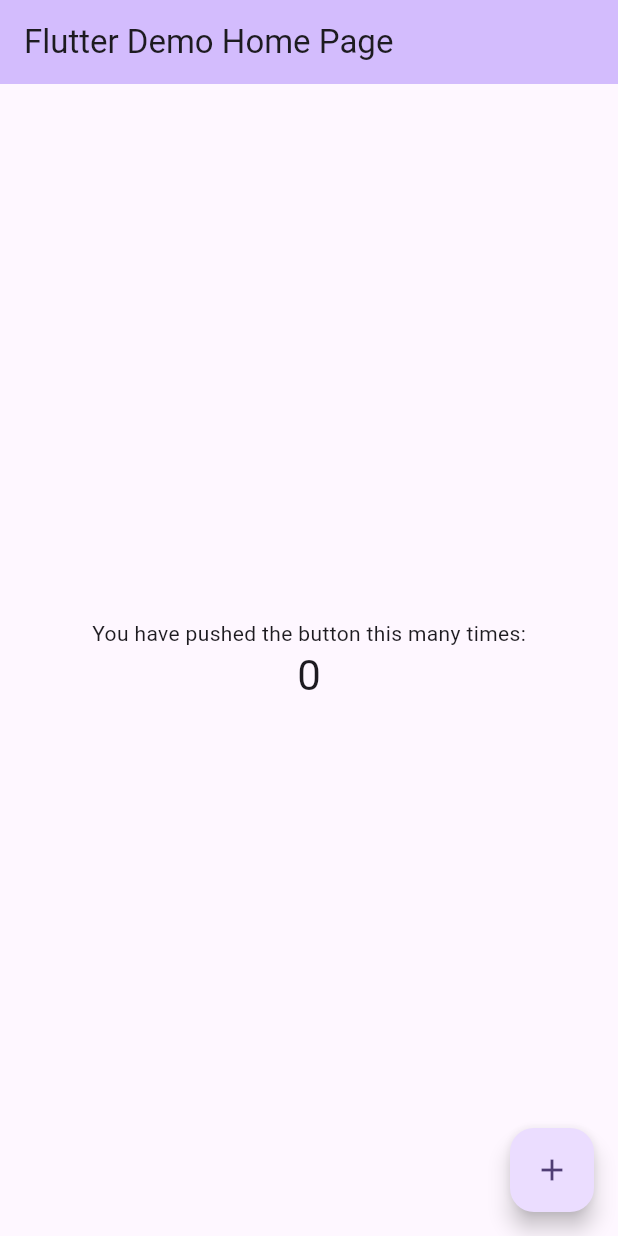
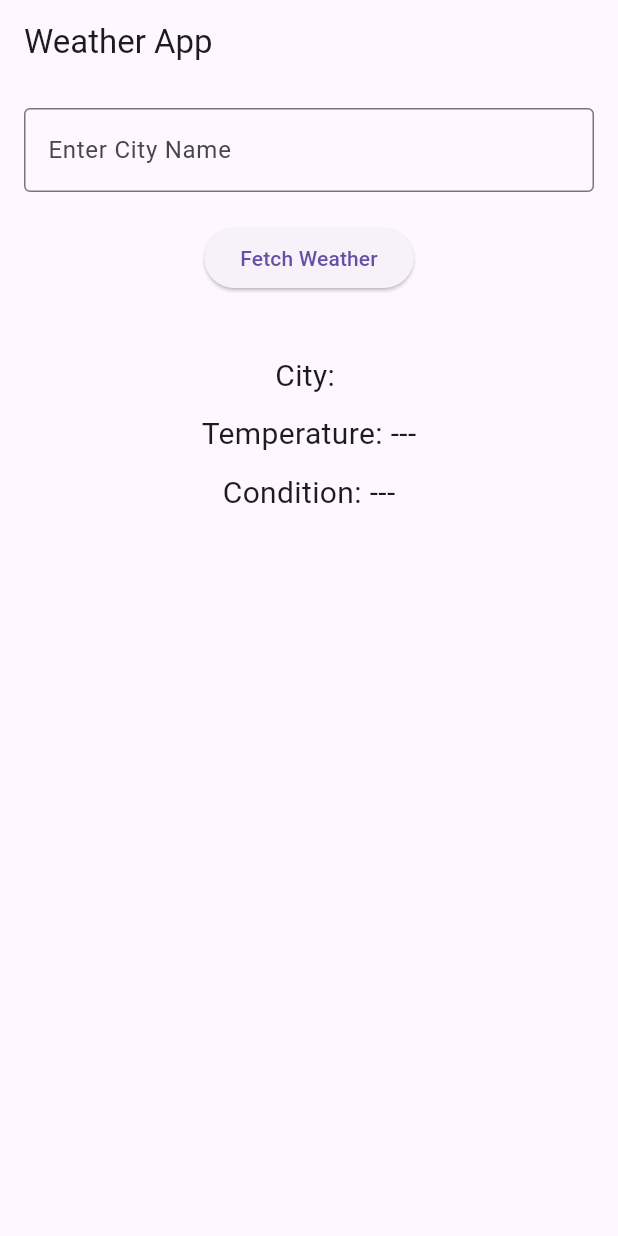
Before and after one commit to Samiz244/weather_app, a Flutter app: the screen it shows after launch, on a phone screen of 412 x 824 dp. Run offline on Flutter 3.47's test engine with Material 3 defaults, Android fonts, the phone set to English and light mode, and no system bars.

Commit message:
added basic up input field  and button

```diff
--- a/lib/main.dart
+++ b/lib/main.dart
@@ -1,125 +1,83 @@
 import 'package:flutter/material.dart';
 
 void main() {
-  runApp(const MyApp());
+  runApp(WeatherApp());
 }
 
-class MyApp extends StatelessWidget {
-  const MyApp({super.key});
-
-  // This widget is the root of your application.
+class WeatherApp extends StatelessWidget {
   @override
   Widget build(BuildContext context) {
     return MaterialApp(
-      title: 'Flutter Demo',
+      title: 'Weather App',
       theme: ThemeData(
-        // This is the theme of your application.
-        //
-        // TRY THIS: Try running your application with "flutter run". You'll see
-        // the application has a purple toolbar. Then, without quitting the app,
-        // try changing the seedColor in the colorScheme below to Colors.green
-        // and then invoke "hot reload" (save your changes or press the "hot
-        // reload" button in a Flutter-supported IDE, or press "r" if you used
-        // the command line to start the app).
-        //
-        // Notice that the counter didn't reset back to zero; the application
-        // state is not lost during the reload. To reset the state, use hot
-        // restart instead.
-        //
-        // This works for code too, not just values: Most code changes can be
-        // tested with just a hot reload.
-        colorScheme: ColorScheme.fromSeed(seedColor: Colors.deepPurple),
-        useMaterial3: true,
+        primarySwatch: Colors.blue,
       ),
-      home: const MyHomePage(title: 'Flutter Demo Home Page'),
+      home: WeatherHomePage(),
     );
   }
 }
 
-class MyHomePage extends StatefulWidget {
-  const MyHomePage({super.key, required this.title});
-
-  // This widget is the home page of your application. It is stateful, meaning
-  // that it has a State object (defined below) that contains fields that affect
-  // how it looks.
-
-  // This class is the configuration for the state. It holds the values (in this
-  // case the title) provided by the parent (in this case the App widget) and
-  // used by the build method of the State. Fields in a Widget subclass are
-  // always marked "final".
-
-  final String title;
-
+class WeatherHomePage extends StatefulWidget {
   @override
-  State<MyHomePage> createState() => _MyHomePageState();
+  _WeatherHomePageState createState() => _WeatherHomePageState();
 }
 
-class _MyHomePageState extends State<MyHomePage> {
-  int _counter = 0;
+class _WeatherHomePageState extends State<WeatherHomePage> {
+  final TextEditingController _cityController = TextEditingController();
+  String _cityName = '';
+  String _temperature = '---';
+  String _weatherCondition = '---';
 
-  void _incrementCounter() {
+  void _fetchWeather() {
+    // This is where you would typically make a call to a weather API.
+    // For now, it's a placeholder function that mimics fetching weather data.
     setState(() {
-      // This call to setState tells the Flutter framework that something has
-      // changed in this State, which causes it to rerun the build method below
-      // so that the display can reflect the updated values. If we changed
-      // _counter without calling setState(), then the build method would not be
-      // called again, and so nothing would appear to happen.
-      _counter++;
+      _cityName = _cityController.text;
+      _temperature = '25°C'; // Placeholder temperature
+      _weatherCondition = 'Sunny'; // Placeholder condition
     });
   }
 
   @override
   Widget build(BuildContext context) {
-    // This method is rerun every time setState is called, for instance as done
-    // by the _incrementCounter method above.
-    //
-    // The Flutter framework has been optimized to make rerunning build methods
-    // fast, so that you can just rebuild anything that needs updating rather
-    // than having to individually change instances of widgets.
     return Scaffold(
       appBar: AppBar(
-        // TRY THIS: Try changing the color here to a specific color (to
-        // Colors.amber, perhaps?) and trigger a hot reload to see the AppBar
-        // change color while the other colors stay the same.
-        backgroundColor: Theme.of(context).colorScheme.inversePrimary,
-        // Here we take the value from the MyHomePage object that was created by
-        // the App.build method, and use it to set our appbar title.
-        title: Text(widget.title),
+        title: Text('Weather App'),
       ),
-      body: Center(
-        // Center is a layout widget. It takes a single child and positions it
-        // in the middle of the parent.
+      body: Padding(
+        padding: const EdgeInsets.all(16.0),
         child: Column(
-          // Column is also a layout widget. It takes a list of children and
-          // arranges them vertically. By default, it sizes itself to fit its
-          // children horizontally, and tries to be as tall as its parent.
-          //
-          // Column has various properties to control how it sizes itself and
-          // how it positions its children. Here we use mainAxisAlignment to
-          // center the children vertically; the main axis here is the vertical
-          // axis because Columns are vertical (the cross axis would be
-          // horizontal).
-          //
-          // TRY THIS: Invoke "debug painting" (choose the "Toggle Debug Paint"
-          // action in the IDE, or press "p" in the console), to see the
-          // wireframe for each widget.
-          mainAxisAlignment: MainAxisAlignment.center,
-          children: <Widget>[
-            const Text(
-              'You have pushed the button this many times:',
+          children: [
+            TextField(
+              controller: _cityController,
+              decoration: InputDecoration(
+                labelText: 'Enter City Name',
+                border: OutlineInputBorder(),
+              ),
             ),
+            SizedBox(height: 20),
+            ElevatedButton(
+              onPressed: _fetchWeather,
+              child: Text('Fetch Weather'),
+            ),
+            SizedBox(height: 40),
             Text(
-              '$_counter',
-              style: Theme.of(context).textTheme.headlineMedium,
+              'City: $_cityName',
+              style: TextStyle(fontSize: 20),
+            ),
+            SizedBox(height: 10),
+            Text(
+              'Temperature: $_temperature',
+              style: TextStyle(fontSize: 20),
+            ),
+            SizedBox(height: 10),
+            Text(
+              'Condition: $_weatherCondition',
+              style: TextStyle(fontSize: 20),
             ),
           ],
         ),
       ),
-      floatingActionButton: FloatingActionButton(
-        onPressed: _incrementCounter,
-        tooltip: 'Increment',
-        child: const Icon(Icons.add),
-      ), // This trailing comma makes auto-formatting nicer for build methods.
     );
   }
 }
```
